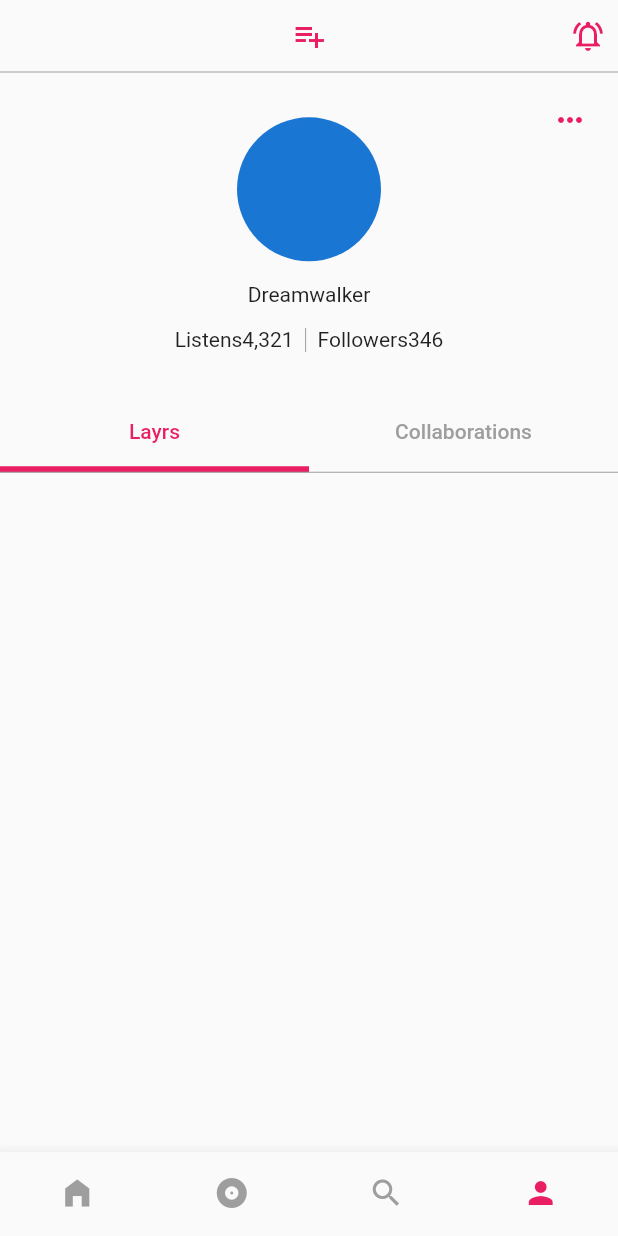
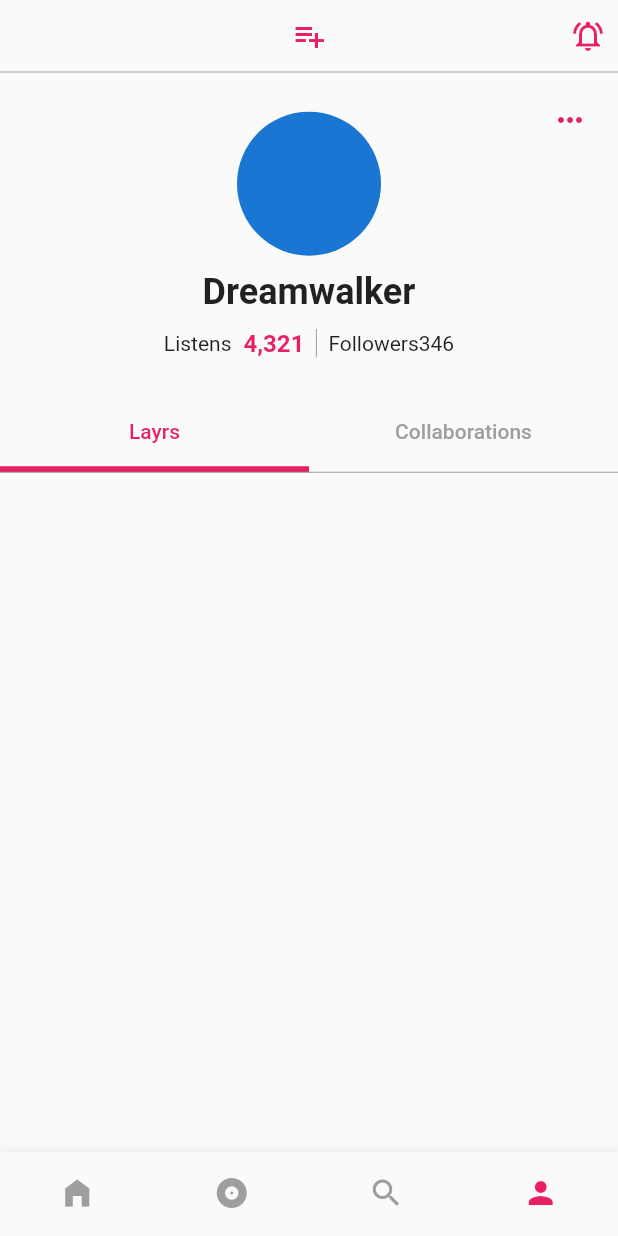
Before and after one commit to JAICHANGPARK/flutter_notebook_20th_story, a Flutter app: the screen it shows after launch, item 4 of the bottom bar chosen, on a phone screen of 412 x 824 dp. Run offline on Flutter 3.47's test engine with Material 2 defaults, Android fonts, the phone set to English and light mode, and no system bars; our stand-ins replace badges, dotted_border, dotted_line, flutter_riverpod, flutter_svg, ionicons; missing offline and left inert: barcode.

Commit message:
Update layr_profile_page.dart

```diff
--- a/lib/ep1171_layr_app/src/ui/layr_profile_page.dart
+++ b/lib/ep1171_layr_app/src/ui/layr_profile_page.dart
@@ -69,13 +69,24 @@ class _LayrProfilePageState extends State<LayrProfilePage> {
                       CircleAvatar(
                         radius: 48,
                       ),
-                      Text("Dreamwalker"),
+                      Text(
+                        "Dreamwalker",
+                        style: TextStyle(
+                          fontSize: 24,
+                          fontWeight: FontWeight.bold,
+                        ),
+                      ),
                       IntrinsicHeight(
                         child: Row(
                           mainAxisAlignment: MainAxisAlignment.center,
                           children: [
                             Text("Listens"),
-                            Text("4,321"),
+                            SizedBox(width: 8,),
+                            Text("4,321", style: TextStyle(
+                              fontSize: 16,
+                              fontWeight: FontWeight.bold,
+                              color: Colors.pink
+                            ),),
                             VerticalDivider(
                               color: Colors.grey,
                             ),
```
